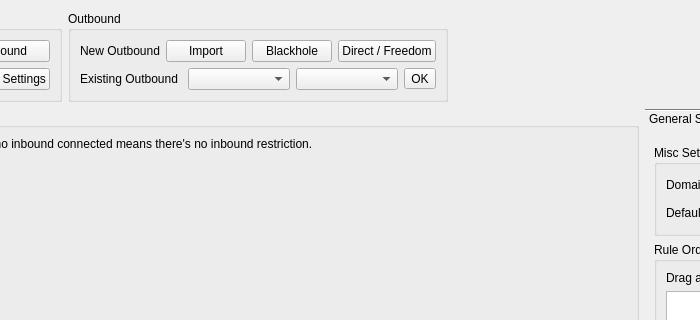
Old version of the form src/ui/editors/w_RoutesEditor.ui in the repository Qv2ray/Qv2ray; both pictures show x 87 to 787 and y 0 to 320 of the 1100 by 740 pixel window.
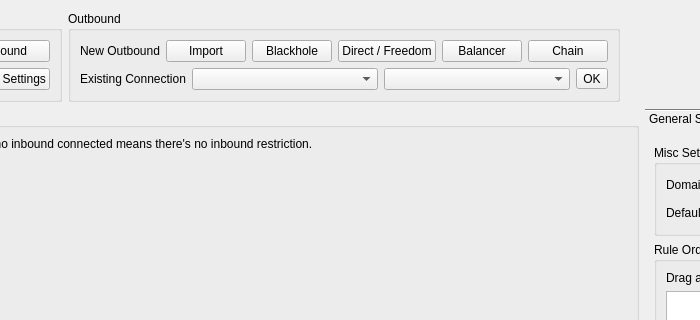
New version of the form.

Commit message: add: added 2 buttons to add balancer and chain outbound

The edit to the form file:
```diff
--- a/src/ui/editors/w_RoutesEditor.ui
+++ b/src/ui/editors/w_RoutesEditor.ui
@@ -99,14 +99,28 @@
             </property>
            </widget>
           </item>
+          <item>
+           <widget class="QPushButton" name="addBalancerBtn">
+            <property name="text">
+             <string>Balancer</string>
+            </property>
+           </widget>
+          </item>
+          <item>
+           <widget class="QPushButton" name="addChainBtn">
+            <property name="text">
+             <string>Chain</string>
+            </property>
+           </widget>
+          </item>
          </layout>
         </item>
         <item>
-         <layout class="QHBoxLayout" name="horizontalLayout_3">
+         <layout class="QHBoxLayout" name="horizontalLayout_3" stretch="0,1,1,0">
           <item>
            <widget class="QLabel" name="label_18">
             <property name="text">
-             <string>Existing Outbound</string>
+             <string>Existing Connection</string>
             </property>
            </widget>
           </item>
```
The commit also changes 4 other files.
